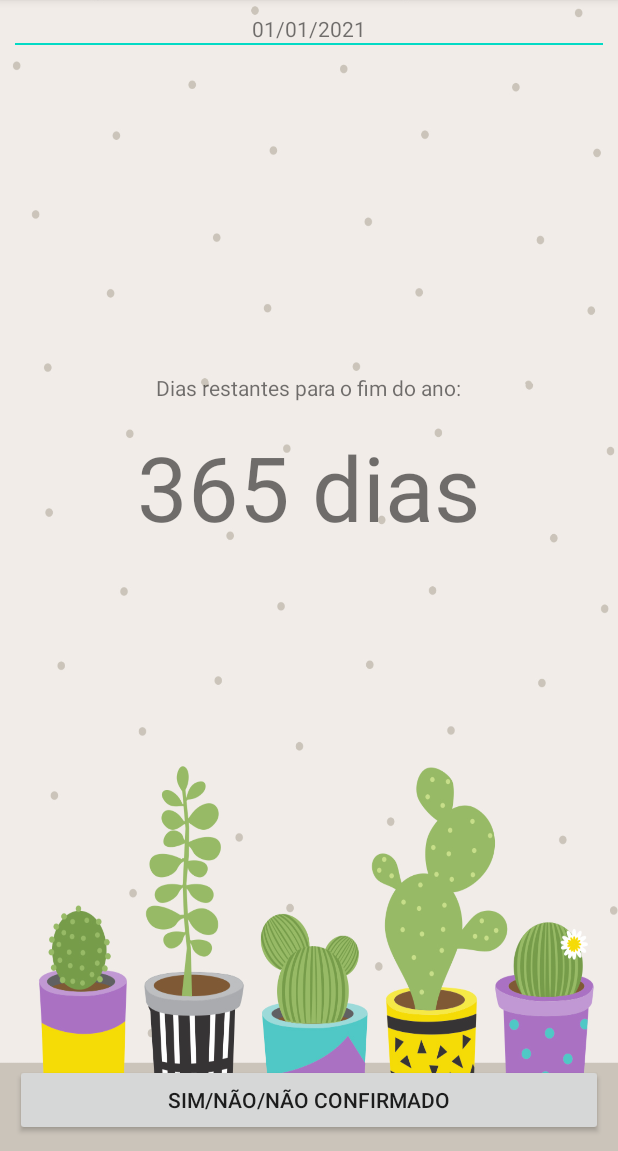
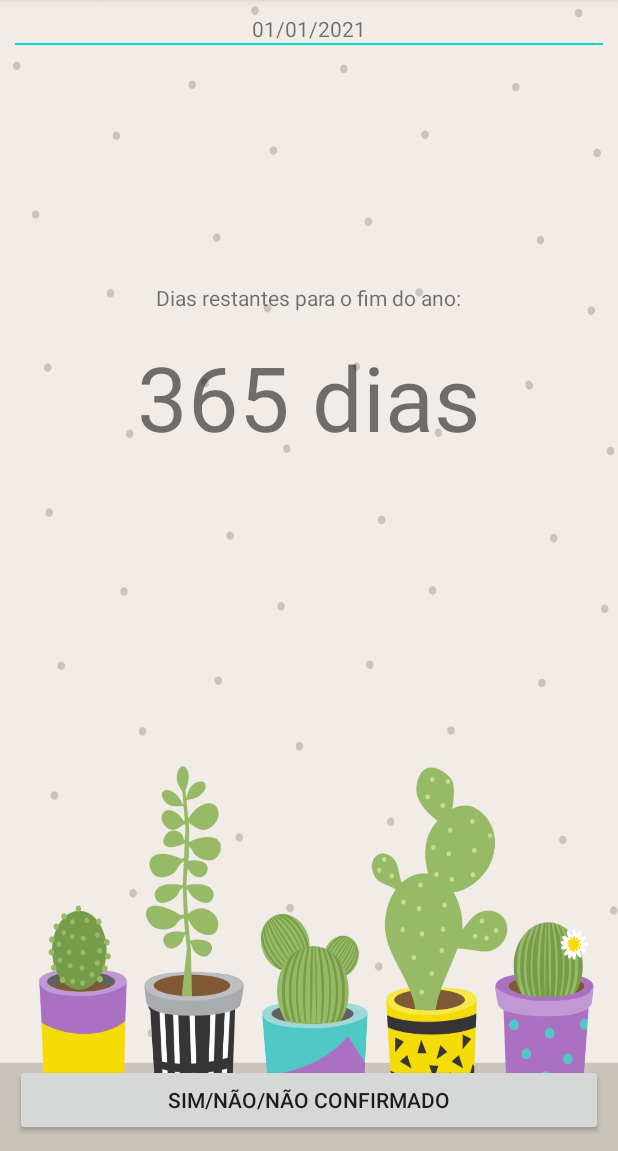
Before and after one commit to leandro-gft/AppFestaReveillon, an Android app: the screen it shows after launch (MainActivity), on a phone screen of 412 x 824 dp, the part 85-1236 px from its top. Run offline under Robolectric (Android 15) with nearby library versions, the phone set to English and light mode, and no system bars.

Commit message:
Adicionada navegação entre activities

```diff
--- a/app/src/main/java/br/com/gft/festafimdeano/MainActivity.java
+++ b/app/src/main/java/br/com/gft/festafimdeano/MainActivity.java
@@ -2,13 +2,40 @@
 
 import androidx.appcompat.app.AppCompatActivity;
 
+import android.content.Intent;
 import android.os.Bundle;
+import android.view.View;
+import android.widget.Button;
+import android.widget.TextView;
 
-public class MainActivity extends AppCompatActivity {
+    public class MainActivity extends AppCompatActivity implements View.OnClickListener {
+
+    private ViewHolder mViewHolder = new ViewHolder();
 
     @Override
     protected void onCreate(Bundle savedInstanceState) {
         super.onCreate(savedInstanceState);
         setContentView(R.layout.activity_main);
+
+        this.mViewHolder.textToday = findViewById(R.id.text_today);
+        this.mViewHolder.textDaysLeft = findViewById(R.id.text_days_left);
+        this.mViewHolder.buttonConfirm = findViewById(R.id.button_confirm);
+
+        this.mViewHolder.buttonConfirm.setOnClickListener(this);
+    }
+
+        @Override
+        public void onClick(View v) {
+        if(v.getId() == R.id.button_confirm){
+            Intent intent = new Intent(this, DetailsActivity.class);
+            startActivity(intent);
+        }
+
+        }
+
+        public static class ViewHolder{
+            TextView textToday;
+            TextView textDaysLeft;
+            Button buttonConfirm;
     }
 }
--- a/app/src/main/res/layout/activity_main.xml
+++ b/app/src/main/res/layout/activity_main.xml
@@ -26,7 +26,7 @@
         android:layout_height="wrap_content"
         android:layout_below="@+id/text_today"
         android:layout_centerHorizontal="true"
-        android:layout_marginTop="220dp"
+        android:layout_marginTop="160dp"
         android:text="@string/dias_restantes_para_o_fim_do_ano" />
 
     <TextView
@@ -44,6 +44,7 @@
         android:layout_width="match_parent"
         android:layout_height="wrap_content"
         android:layout_alignParentBottom="true"
-        android:text="SIM/NÃO/Não confirmado" />
+        android:text="SIM/NÃO/Não confirmado"
+        android:id="@+id/button_confirm"/>
 
 </RelativeLayout>
```
